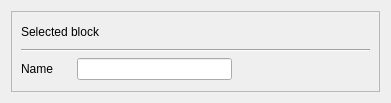
Old version of the form src/editor/notifications/block/BlockNotification.ui in the repository ylliac/qcircuit.
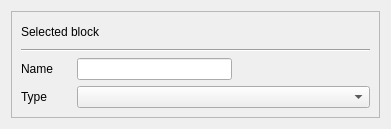
New version of the form. Icons and pictures are not drawn.

```diff
--- a/src/editor/notifications/block/BlockNotification.ui
+++ b/src/editor/notifications/block/BlockNotification.ui
@@ -7,7 +7,7 @@
     <x>0</x>
     <y>0</y>
     <width>391</width>
-    <height>103</height>
+    <height>129</height>
    </rect>
   </property>
   <property name="windowTitle">
@@ -147,6 +147,28 @@
         </item>
        </layout>
       </item>
+      <item row="3" column="0">
+       <widget class="QLabel" name="labelType">
+        <property name="sizePolicy">
+         <sizepolicy hsizetype="Maximum" vsizetype="Preferred">
+          <horstretch>0</horstretch>
+          <verstretch>0</verstretch>
+         </sizepolicy>
+        </property>
+        <property name="minimumSize">
+         <size>
+          <width>50</width>
+          <height>0</height>
+         </size>
+        </property>
+        <property name="text">
+         <string>Type</string>
+        </property>
+       </widget>
+      </item>
+      <item row="3" column="1" colspan="7">
+       <widget class="QComboBox" name="editType"/>
+      </item>
      </layout>
     </widget>
    </item>
```
